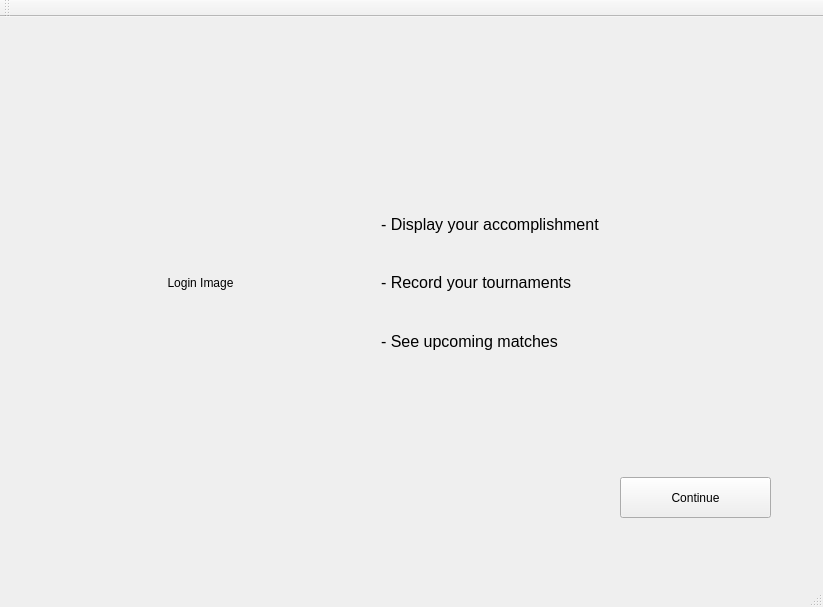
Before: the Qt Designer form TennisDesktopApp.ui in KadirEmreAVCI/MasterTennisApp, drawn with Qt 5.
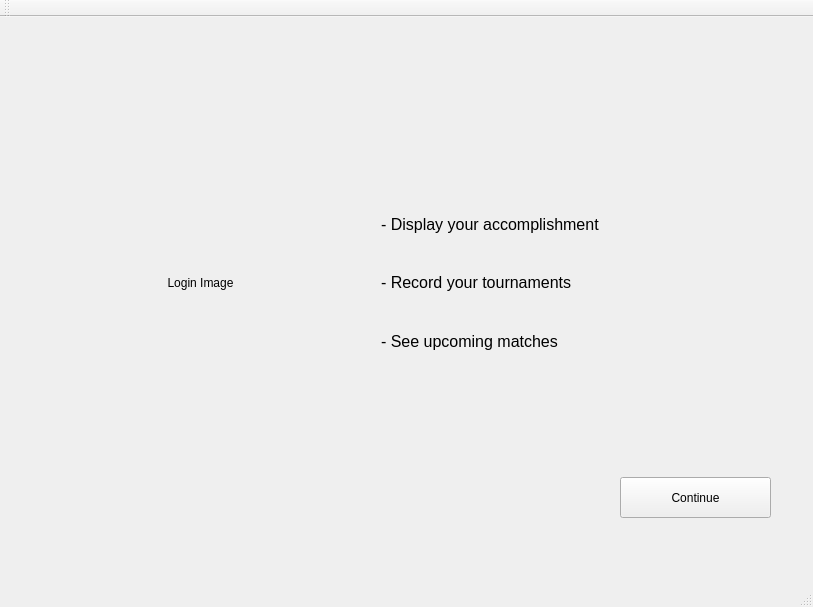
After: the same form once the commit is applied.

What changed in the file:
```diff
--- a/TennisDesktopApp.ui
+++ b/TennisDesktopApp.ui
@@ -6,7 +6,7 @@
    <rect>
     <x>0</x>
     <y>0</y>
-    <width>823</width>
+    <width>813</width>
     <height>607</height>
    </rect>
   </property>
```
Left out of the diff: 2 changed lines with no effect on the pictures.
